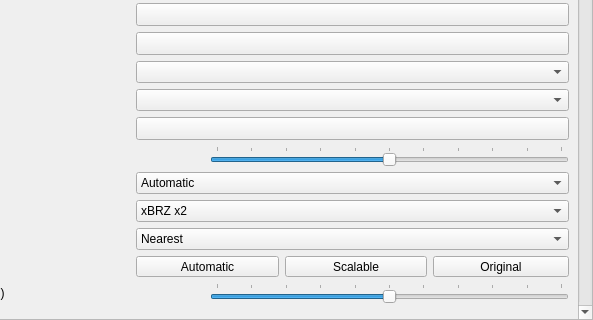
Old version of the form launcher/settingsView/csettingsview_moc.ui in the repository gitTerebi/vcmi; both pictures show x 152 to 745 and y 388 to 708 of the 745 by 708 pixel window.
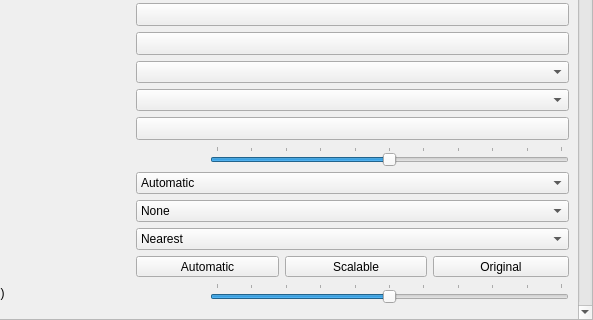
New version of the form.

Commit message: gpu filter none

Patch:
```diff
--- a/launcher/settingsView/csettingsview_moc.ui
+++ b/launcher/settingsView/csettingsview_moc.ui
@@ -733,6 +733,11 @@
        </item>
        <item row="27" column="1" colspan="5">
         <widget class="QComboBox" name="comboBoxGpuUpscalingFilter">
+         <item>
+          <property name="text">
+           <string>None</string>
+          </property>
+         </item>
          <item>
           <property name="text">
            <string>xBRZ x2</string>
```
The commit also changes 2 other files.
